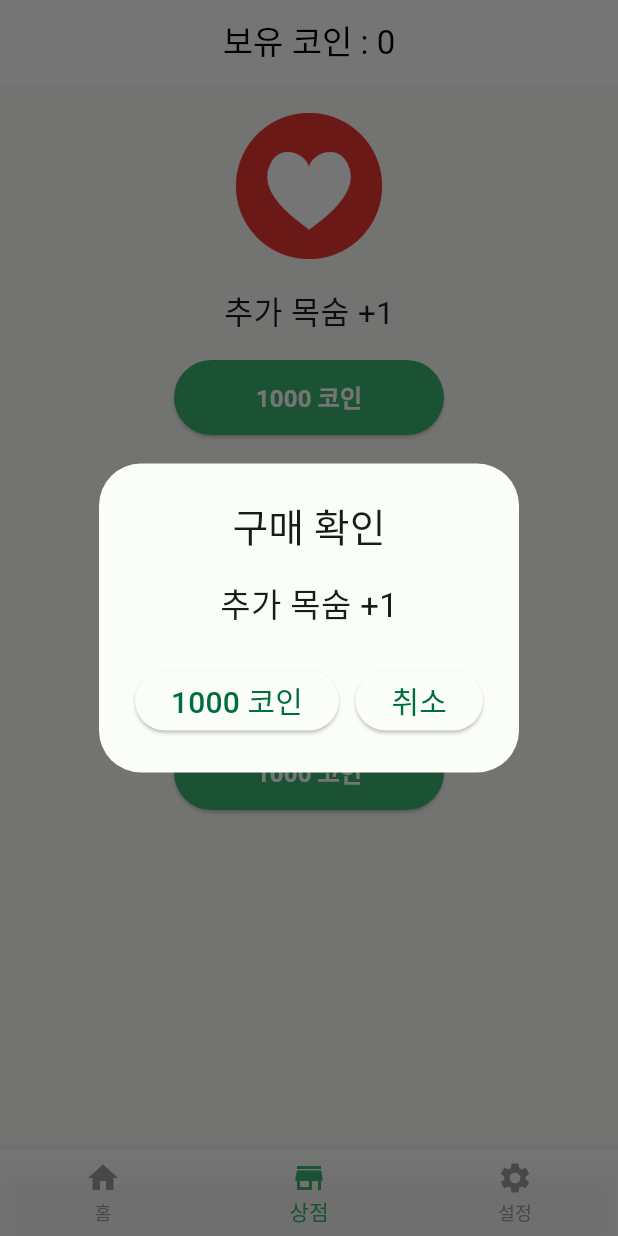
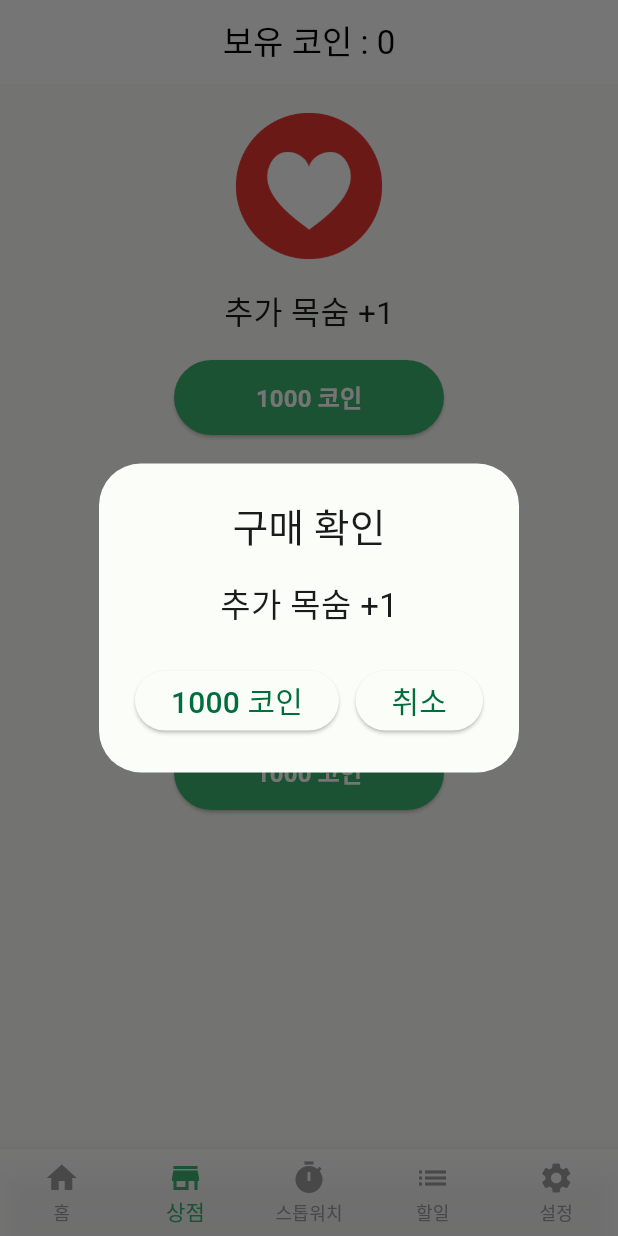
Before and after one commit to parksh3641/OX-Quiz-Common-Sense, a Flutter app: the MarketPage screen opened directly, item 2 of the bottom bar chosen, after a tap on "1000 코인", on a phone screen of 412 x 824 dp. Run offline on Flutter 3.47's test engine with Material 2 defaults, Android fonts, the phone set to English and light mode, and no system bars; our stand-ins replace assets_audio_player, cloud_firestore, firebase_auth, firebase_core, google_fonts, google_sign_in and 6 more; missing offline and left inert: flutter_share; accounts and stored records are empty; network calls fail.

Commit message:
v1.0.3 효과음 소리 크기 조절 스톱워치, 할일 추가 앱 평가하기 앱 스토어 주소 추가 다국어 앱 이름 추가

```diff
--- a/lib/market_page.dart
+++ b/lib/market_page.dart
@@ -1,11 +1,9 @@
 import 'package:flutter/material.dart';
-import 'package:flutter/src/foundation/key.dart';
-import 'package:flutter/src/widgets/framework.dart';
 import 'package:gosuoflife/main.dart';
-import 'package:gosuoflife/ranking_page.dart';
 import 'package:gosuoflife/setting_page.dart';
 import 'package:gosuoflife/shop_page.dart';
 import 'package:gosuoflife/stopwatch.dart';
+import 'package:gosuoflife/todolist.dart';
 
 import 'home_page.dart';
 
@@ -39,7 +37,8 @@ class _MarketPageState extends State<MarketPage> {
           children: [
             HomePage(),
             ShopPage(),
-            //RankingPage(),
+            StopWatchPage(),
+            ToDoListPage(),
             SettingPage(),
           ],
         ),
@@ -61,18 +60,18 @@ class _MarketPageState extends State<MarketPage> {
               icon: Icon(Icons.home),
               label: "홈",
             ),
-            // BottomNavigationBarItem(
-            //   icon: Icon(Icons.credit_card_rounded),
-            //   label: "",
-            // ),
             BottomNavigationBarItem(
               icon: Icon(Icons.store),
               label: "상점",
             ),
-            // BottomNavigationBarItem(
-            //   icon: Icon(Icons.star),
-            //   label: "",
-            // ),
+            BottomNavigationBarItem(
+              icon: Icon(Icons.timer),
+              label: "스톱워치",
+            ),
+            BottomNavigationBarItem(
+              icon: Icon(Icons.list),
+              label: "할일",
+            ),
             BottomNavigationBarItem(
               icon: Icon(Icons.settings),
               label: "설정",
--- a/lib/quiz2.dart
+++ b/lib/quiz2.dart
@@ -258,6 +258,8 @@ class _Quiz2State extends State<Quiz2> {
   void initState() {
     super.initState();
 
+    _success.setVolume(0.7);
+
     _success.open(
       Audio("assets/audios/Success.mp3"),
       loopMode: LoopMode.none,
@@ -366,7 +368,7 @@ class _Quiz2State extends State<Quiz2> {
               children: [
                 Text(
                   ("♥" * heart),
-                  style: TextStyle(fontSize: 30, color: Colors.red),
+                  style: TextStyle(fontSize: 50, color: Colors.red),
                 ),
                 Text(
                   "남은 시간 : " + _currentTick.toString(),
--- a/lib/quiz3.dart
+++ b/lib/quiz3.dart
@@ -178,6 +178,8 @@ class _Quiz3State extends State<Quiz3> {
   void initState() {
     super.initState();
 
+    _success.setVolume(0.7);
+
     _success.open(
       Audio("assets/audios/Success.mp3"),
       loopMode: LoopMode.none,
@@ -286,7 +288,7 @@ class _Quiz3State extends State<Quiz3> {
               children: [
                 Text(
                   ("♥" * heart),
-                  style: TextStyle(fontSize: 30, color: Colors.red),
+                  style: TextStyle(fontSize: 50, color: Colors.red),
                 ),
                 Text(
                   "남은 시간 : " + _currentTick.toString(),
--- a/lib/quiz4.dart
+++ b/lib/quiz4.dart
@@ -145,6 +145,8 @@ class _Quiz4State extends State<Quiz4> {
   void initState() {
     super.initState();
 
+    _success.setVolume(0.7);
+
     _success.open(
       Audio("assets/audios/Success.mp3"),
       loopMode: LoopMode.none,
@@ -252,7 +254,7 @@ class _Quiz4State extends State<Quiz4> {
                 Column(mainAxisAlignment: MainAxisAlignment.start, children: [
               Text(
                 ("♥" * heart),
-                style: TextStyle(fontSize: 30, color: Colors.red),
+                style: TextStyle(fontSize: 50, color: Colors.red),
               ),
               Text(
                 "남은 시간 : " + _currentTick.toString(),
--- a/lib/quiz5.dart
+++ b/lib/quiz5.dart
@@ -135,6 +135,8 @@ class _Quiz5State extends State<Quiz5> {
   void initState() {
     super.initState();
 
+    _success.setVolume(0.7);
+
     _success.open(
       Audio("assets/audios/Success.mp3"),
       loopMode: LoopMode.none,
@@ -246,7 +248,7 @@ class _Quiz5State extends State<Quiz5> {
                     children: [
                       Text(
                         ("♥" * heart),
-                        style: TextStyle(fontSize: 30, color: Colors.red),
+                        style: TextStyle(fontSize: 50, color: Colors.red),
                       ),
                       Text(
                         "남은 시간 : " + _currentTick.toString(),
--- a/lib/quiz6.dart
+++ b/lib/quiz6.dart
@@ -145,6 +145,8 @@ class _Quiz6State extends State<Quiz6> {
   void initState() {
     super.initState();
 
+    _success.setVolume(0.7);
+
     _success.open(
       Audio("assets/audios/Success.mp3"),
       loopMode: LoopMode.none,
@@ -256,7 +258,7 @@ class _Quiz6State extends State<Quiz6> {
                     children: [
                       Text(
                         ("♥" * heart),
-                        style: TextStyle(fontSize: 30, color: Colors.red),
+                        style: TextStyle(fontSize: 50, color: Colors.red),
                       ),
                       Text(
                         "남은 시간 : " + _currentTick.toString(),
--- a/lib/quiz7.dart
+++ b/lib/quiz7.dart
@@ -158,6 +158,8 @@ class _Quiz7State extends State<Quiz7> {
   void initState() {
     super.initState();
 
+    _success.setVolume(0.7);
+
     _success.open(
       Audio("assets/audios/Success.mp3"),
       loopMode: LoopMode.none,
@@ -266,7 +268,7 @@ class _Quiz7State extends State<Quiz7> {
               children: [
                 Text(
                   ("♥" * heart),
-                  style: TextStyle(fontSize: 30, color: Colors.red),
+                  style: TextStyle(fontSize: 50, color: Colors.red),
                 ),
                 Text(
                   "남은 시간 : " + _currentTick.toString(),
--- a/lib/quiz8.dart
+++ b/lib/quiz8.dart
@@ -62,6 +62,8 @@ class _Quiz8State extends State<Quiz8> {
   @override
   void initState() {
     super.initState();
+
+    _success.setVolume(0.7);
 
     _success.open(
       Audio("assets/audios/Success.mp3"),
@@ -171,7 +173,7 @@ class _Quiz8State extends State<Quiz8> {
               children: [
                 Text(
                   ("♥" * heart),
-                  style: TextStyle(fontSize: 30, color: Colors.red),
+                  style: TextStyle(fontSize: 50, color: Colors.red),
                 ),
                 Text(
                   "남은 시간 : " + _currentTick.toString(),
--- a/lib/stopwatch.dart
+++ b/lib/stopwatch.dart
@@ -1,7 +1,5 @@
 import 'dart:async';
-
 import 'package:flutter/material.dart';
-import 'package:gosuoflife/main.dart';
 
 class StopWatchPage extends StatefulWidget {
   const StopWatchPage({Key? key}) : super(key: key);
@@ -67,16 +65,25 @@ class _StopWatchPageState extends State<StopWatchPage> {
                   children: <Widget>[
                     Text(
                       '$secondCount',
-                      style: TextStyle(fontSize: 50.0),
+                      style: TextStyle(fontSize: 70),
                     ),
-                    Text('$hundredthCount'),
+                    Text(
+                      '.' + '$hundredthCount',
+                      style: TextStyle(fontSize: 30),
+                    ),
                   ],
                 ),
                 Container(
-                  width: 100,
-                  height: 200,
+                  width: double.infinity,
+                  height: 450,
                   child: ListView(
-                    children: _lapTimeList.map((time) => Text(time)).toList(),
+                    children: _lapTimeList
+                        .map((time) => Text(
+                              time,
+                              style: TextStyle(fontSize: 30),
+                              textAlign: TextAlign.center,
+                            ))
+                        .toList(),
                   ),
                 )
               ],
@@ -87,13 +94,13 @@ class _StopWatchPageState extends State<StopWatchPage> {
               child: FloatingActionButton(
                 backgroundColor: Colors.deepOrange,
                 onPressed: _clickResetButton,
-                child: Icon(Icons.rotate_left),
+                child: Icon(Icons.restart_alt),
               ),
             ),
             Positioned(
               right: 10,
               bottom: 10,
-              child: RaisedButton(
+              child: ElevatedButton(
                 onPressed: () {
                   setState(() {
                     _recordLapTime('$secondCount.$hundredthCount');
@@ -140,6 +147,6 @@ class _StopWatchPageState extends State<StopWatchPage> {
   }
 
   void _recordLapTime(String time) {
-    _lapTimeList.insert(0, '${_lapTimeList.length + 1}등 $time');
+    _lapTimeList.insert(0, '${_lapTimeList.length + 1}등   $time');
   }
 }
--- /dev/null
+++ b/lib/todolist.dart
@@ -0,0 +1,63 @@
+import 'dart:async';
+import 'package:flutter/material.dart';
+
+class ToDoListPage extends StatefulWidget {
+  const ToDoListPage({Key? key}) : super(key: key);
+
+  @override
+  State<ToDoListPage> createState() => _ToDoListPageState();
+}
+
+class _ToDoListPageState extends State<ToDoListPage> {
+  final _todoController = TextEditingController();
+  List<String> _todoList = [];
+
+  void _addTodo() {
+    if (_todoController.text.isEmpty) return;
+    setState(() {
+      _todoList.add(_todoController.text);
+      _todoController.text = '';
+    });
+  }
+
+  @override
+  Widget build(BuildContext context) {
+    return Scaffold(
+      appBar: AppBar(
+        centerTitle: true,
+        title: Text('할일 목록'),
+      ),
+      body: Column(
+        children: <Widget>[
+          Container(
+            padding: EdgeInsets.all(10),
+            child: TextField(
+              controller: _todoController,
+              textAlign: TextAlign.center,
+              decoration: InputDecoration(
+                hintText: '할일을 적어주세요',
+              ),
+            ),
+          ),
+          ElevatedButton(
+            onPressed: _addTodo,
+            child: Text('추가하기'),
+          ),
+          Expanded(
+            child: ListView.builder(
+              itemCount: _todoList.length,
+              itemBuilder: (context, index) {
+                return ListTile(
+                  title: Text(
+                    _todoList[index],
+                    textAlign: TextAlign.center,
+                  ),
+                );
+              },
+            ),
+          ),
+        ],
+      ),
+    );
+  }
+}
--- a/pubspec.yaml
+++ b/pubspec.yaml
@@ -15,7 +15,7 @@ publish_to: "none" # Remove this line if you wish to publish to pub.dev
 # In iOS, build-name is used as CFBundleShortVersionString while build-number used as CFBundleVersion.
 # Read more about iOS versioning at
 # https://developer.apple.com/library/archive/documentation/General/Reference/InfoPlistKeyReference/Articles/CoreFoundationKeys.html
-version: 1.0.2+14
+version: 1.0.3+15
 
 environment:
   sdk: ">=2.17.5 <3.0.0"
```
Also changed, not shown: lib/example.dart (+18 -50 lines), lib/quiz1.dart (+13 -1 lines), lib/setting_page.dart (+14 -2 lines), 5 other files.
